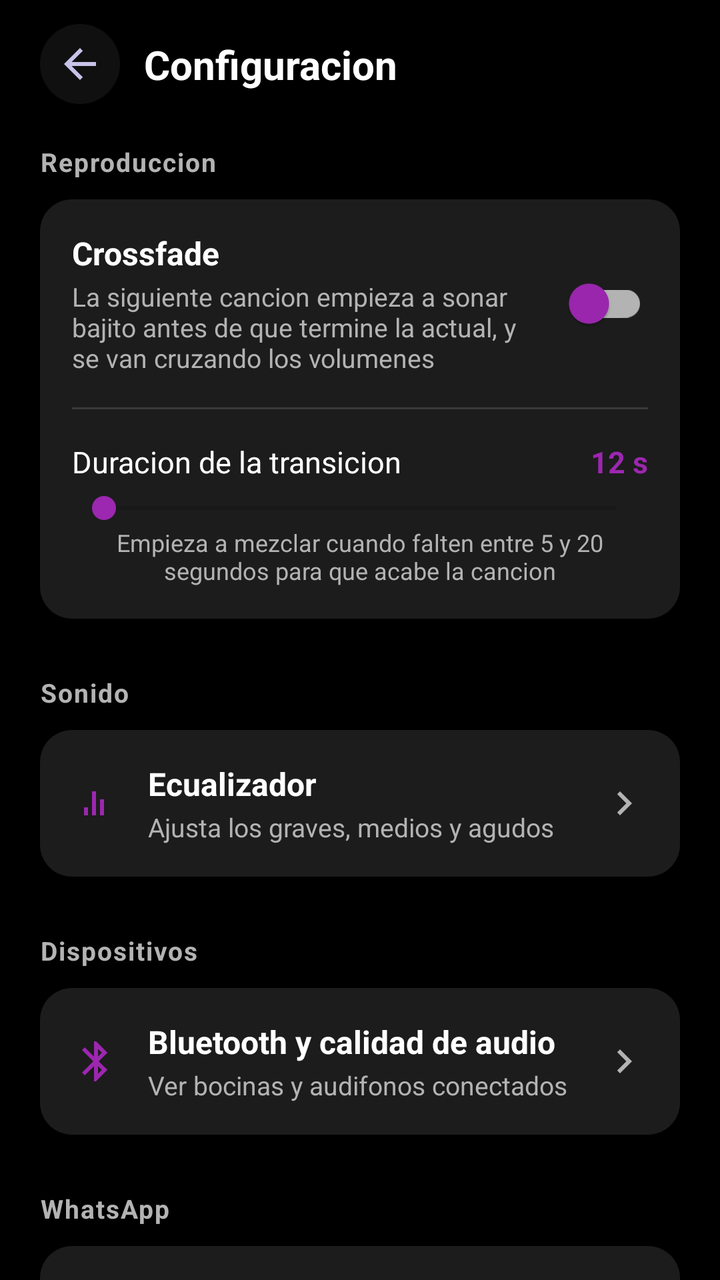
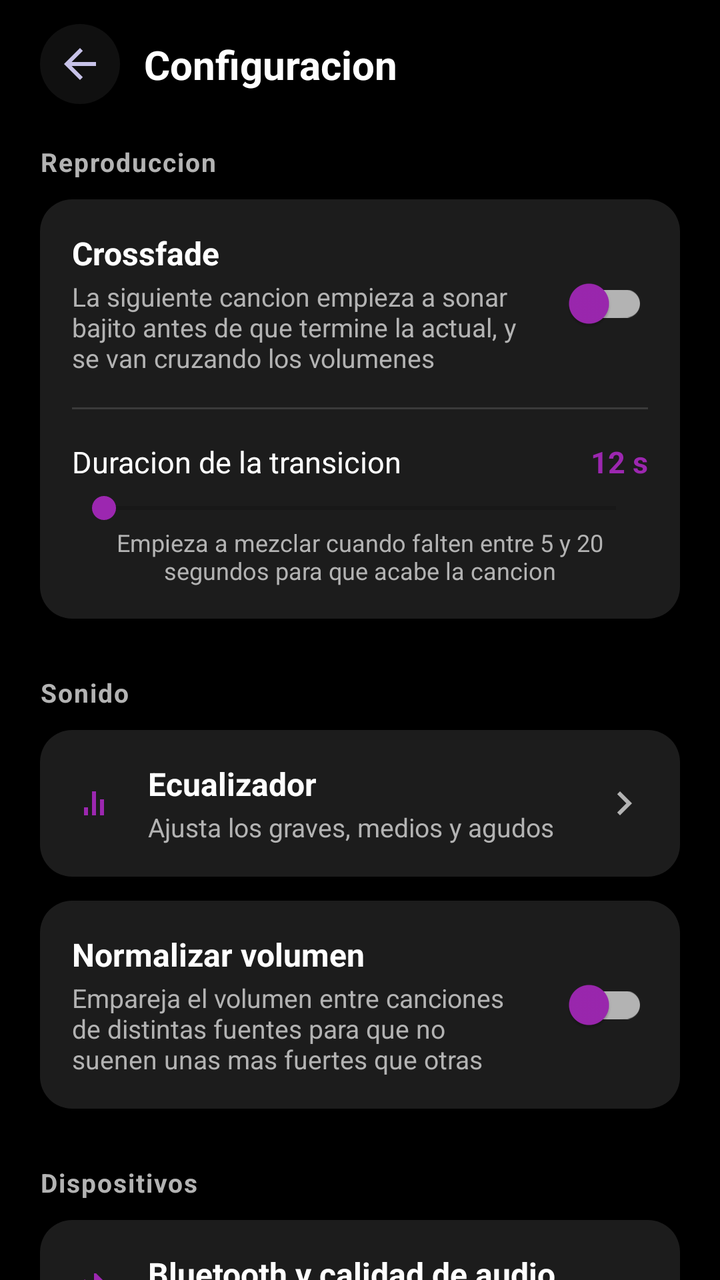

Two renders of the same Android screen: before a commit and after it. Below are the layout's source before the change and the commit's diff.
<!-- AndroidManifest.xml: activity theme Theme.MP_3 -->
<!-- res/layout/activity_settings.xml -->
<?xml version="1.0" encoding="utf-8"?>
<androidx.constraintlayout.widget.ConstraintLayout
    xmlns:android="http://schemas.android.com/apk/res/android"
    xmlns:app="http://schemas.android.com/apk/res-auto"
    xmlns:tools="http://schemas.android.com/tools"
    android:id="@+id/rootSettingsLayout"
    android:layout_width="match_parent"
    android:layout_height="match_parent"
    android:background="@color/background_dark"
    android:fitsSystemWindows="true"
    tools:context=".SettingsActivity">

    <ImageButton
        android:id="@+id/btnBack"
        android:layout_width="40dp"
        android:layout_height="40dp"
        android:layout_marginTop="12dp"
        android:layout_marginStart="20dp"
        android:background="@drawable/bg_icon_button_circle"
        android:contentDescription="Regresar"
        android:padding="8dp"
        android:src="@drawable/ic_arrow_back"
        app:layout_constraintTop_toTopOf="parent"
        app:layout_constraintStart_toStartOf="parent" />

    <TextView
        android:id="@+id/tvSettingsTitle"
        android:layout_width="0dp"
        android:layout_height="wrap_content"
        android:layout_marginStart="12dp"
        android:text="Configuracion"
        android:textColor="@color/text_primary_light"
        android:textSize="20sp"
        android:textStyle="bold"
        app:layout_constraintTop_toTopOf="@id/btnBack"
        app:layout_constraintBottom_toBottomOf="@id/btnBack"
        app:layout_constraintStart_toEndOf="@id/btnBack"
        app:layout_constraintEnd_toEndOf="parent" />

    <androidx.core.widget.NestedScrollView
        android:layout_width="0dp"
        android:layout_height="0dp"
        android:clipToPadding="false"
        android:paddingBottom="24dp"
        app:layout_constraintTop_toBottomOf="@id/btnBack"
        app:layout_constraintBottom_toBottomOf="parent"
        app:layout_constraintStart_toStartOf="parent"
        app:layout_constraintEnd_toEndOf="parent">

        <LinearLayout
            android:layout_width="match_parent"
            android:layout_height="wrap_content"
            android:orientation="vertical"
            android:paddingHorizontal="20dp"
            android:paddingTop="20dp">

            <TextView
                android:layout_width="wrap_content"
                android:layout_height="wrap_content"
                android:layout_marginBottom="10dp"
                android:text="Reproduccion"
                android:textColor="@color/text_secondary_light"
                android:textSize="13sp"
                android:textStyle="bold"
                android:letterSpacing="0.05" />

            <LinearLayout
                android:layout_width="match_parent"
                android:layout_height="wrap_content"
                android:orientation="vertical"
                android:background="@drawable/bg_item_song"
                android:padding="16dp">

                <LinearLayout
                    android:layout_width="match_parent"
                    android:layout_height="wrap_content"
                    android:orientation="horizontal"
                    android:gravity="center_vertical">

                    <LinearLayout
                        android:layout_width="0dp"
                        android:layout_height="wrap_content"
                        android:layout_weight="1"
                        android:orientation="vertical">

                        <TextView
                            android:layout_width="wrap_content"
                            android:layout_height="wrap_content"
                            android:text="Crossfade"
                            android:textColor="@color/text_primary_light"
                            android:textSize="16sp"
                            android:textStyle="bold" />

                        <TextView
                            android:layout_width="wrap_content"
                            android:layout_height="wrap_content"
                            android:layout_marginTop="2dp"
                            android:text="La siguiente cancion empieza a sonar bajito antes de que termine la actual, y se van cruzando los volumenes"
                            android:textColor="@color/text_secondary_light"
                            android:textSize="13sp" />

                    </LinearLayout>

                    <com.google.android.material.switchmaterial.SwitchMaterial
                        android:id="@+id/switchCrossfade"
                        android:layout_width="wrap_content"
                        android:layout_height="wrap_content"
                        android:layout_marginStart="12dp"
                        app:thumbTint="@color/spotify_green"
                        app:trackTint="@color/spotify_gray" />

                </LinearLayout>

                <View
                    android:layout_width="match_parent"
                    android:layout_height="1dp"
                    android:layout_marginVertical="16dp"
                    android:background="#22FFFFFF" />

                <LinearLayout
                    android:id="@+id/groupCrossfadeDuration"
                    android:layout_width="match_parent"
                    android:layout_height="wrap_content"
                    android:orientation="vertical">

                    <LinearLayout
                        android:layout_width="match_parent"
                        android:layout_height="wrap_content"
                        android:orientation="horizontal">

                        <TextView
                            android:layout_width="0dp"
                            android:layout_height="wrap_content"
                            android:layout_weight="1"
                            android:text="Duracion de la transicion"
                            android:textColor="@color/text_primary_light"
                            android:textSize="15sp" />

                        <TextView
                            android:id="@+id/tvCrossfadeSeconds"
                            android:layout_width="wrap_content"
                            android:layout_height="wrap_content"
                            android:text="12 s"
                            android:textColor="@color/spotify_green"
                            android:textSize="15sp"
                            android:textStyle="bold" />

                    </LinearLayout>

                    <SeekBar
                        android:id="@+id/seekCrossfadeSeconds"
                        android:layout_width="match_parent"
                        android:layout_height="wrap_content"
                        android:layout_marginTop="4dp"
                        android:max="15"
                        android:progressTint="@color/spotify_green"
                        android:thumbTint="@color/spotify_green" />

                    <TextView
                        android:layout_width="match_parent"
                        android:layout_height="wrap_content"
                        android:gravity="center"
                        android:text="Empieza a mezclar cuando falten entre 5 y 20 segundos para que acabe la cancion"
                        android:textColor="@color/text_secondary_light"
                        android:textSize="12sp" />

                </LinearLayout>

            </LinearLayout>

            <TextView
                android:layout_width="wrap_content"
                android:layout_height="wrap_content"
                android:layout_marginTop="28dp"
                android:layout_marginBottom="10dp"
                android:text="Sonido"
                android:textColor="@color/text_secondary_light"
                android:textSize="13sp"
                android:textStyle="bold"
                android:letterSpacing="0.05" />

            <LinearLayout
                android:id="@+id/rowEqualizer"
                android:layout_width="match_parent"
                android:layout_height="wrap_content"
                android:orientation="horizontal"
                android:gravity="center_vertical"
                android:background="@drawable/bg_item_song"
                android:clickable="true"
                android:focusable="true"
                android:padding="16dp">

                <ImageView
                    android:layout_width="24dp"
                    android:layout_height="24dp"
                    android:src="@drawable/ic_equalizer"
                    android:contentDescription="Ecualizador" />

                <LinearLayout
                    android:layout_width="0dp"
                    android:layout_height="wrap_content"
                    android:layout_weight="1"
                    android:layout_marginStart="14dp"
                    android:orientation="vertical">

                    <TextView
                        android:layout_width="wrap_content"
                        android:layout_height="wrap_content"
                        android:text="Ecualizador"
                        android:textColor="@color/text_primary_light"
                        android:textSize="16sp"
                        android:textStyle="bold" />

                    <TextView
                        android:layout_width="wrap_content"
                        android:layout_height="wrap_content"
                        android:layout_marginTop="2dp"
                        android:text="Ajusta los graves, medios y agudos"
                        android:textColor="@color/text_secondary_light"
                        android:textSize="13sp" />

                </LinearLayout>

                <ImageView
                    android:layout_width="24dp"
                    android:layout_height="24dp"
                    android:src="@drawable/ic_chevron_right"
                    android:contentDescription="Abrir" />

            </LinearLayout>

            <TextView
                android:layout_width="wrap_content"
                android:layout_height="wrap_content"
                android:layout_marginTop="28dp"
                android:layout_marginBottom="10dp"
                android:text="Dispositivos"
                android:textColor="@color/text_secondary_light"
                android:textSize="13sp"
                android:textStyle="bold"
                android:letterSpacing="0.05" />

            <LinearLayout
                android:id="@+id/rowBluetooth"
                android:layout_width="match_parent"
                android:layout_height="wrap_content"
                android:orientation="horizontal"
                android:gravity="center_vertical"
                android:background="@drawable/bg_item_song"
                android:clickable="true"
                android:focusable="true"
                android:padding="16dp">

                <ImageView
                    android:layout_width="24dp"
                    android:layout_height="24dp"
                    android:src="@drawable/ic_bluetooth"
                    android:contentDescription="Bluetooth" />

                <LinearLayout
                    android:layout_width="0dp"
                    android:layout_height="wrap_content"
                    android:layout_weight="1"
                    android:layout_marginStart="14dp"
                    android:orientation="vertical">

                    <TextView
                        android:layout_width="wrap_content"
                        android:layout_height="wrap_content"
                        android:text="Bluetooth y calidad de audio"
                        android:textColor="@color/text_primary_light"
                        android:textSize="16sp"
                        android:textStyle="bold" />

                    <TextView
                        android:id="@+id/tvBluetoothSummary"
                        android:layout_width="wrap_content"
                        android:layout_height="wrap_content"
                        android:layout_marginTop="2dp"
                        android:text="Ver bocinas y audifonos conectados"
                        android:textColor="@color/text_secondary_light"
                        android:textSize="13sp" />

                </LinearLayout>

                <ImageView
                    android:layout_width="24dp"
                    android:layout_height="24dp"
                    android:src="@drawable/ic_chevron_right"
                    android:contentDescription="Abrir" />

            </LinearLayout>

            <TextView
                android:layout_width="wrap_content"
                android:layout_height="wrap_content"
                android:layout_marginTop="28dp"
                android:layout_marginBottom="10dp"
                android:text="WhatsApp"
                android:textColor="@color/text_secondary_light"
                android:textSize="13sp"
                android:textStyle="bold"
                android:letterSpacing="0.05" />

            <LinearLayout
                android:layout_width="match_parent"
                android:layout_height="wrap_content"
                android:orientation="vertical"
                android:background="@drawable/bg_item_song"
                android:padding="16dp">

                <LinearLayout
                    android:layout_width="match_parent"
                    android:layout_height="wrap_content"
                    android:orientation="horizontal"
                    android:gravity="center_vertical">

                    <LinearLayout
                        android:layout_width="0dp"
                        android:layout_height="wrap_content"
                        android:layout_weight="1"
                        android:orientation="vertical">

                        <TextView
                            android:layout_width="wrap_content"
                            android:layout_height="wrap_content"
                            android:text="Leer mensajes en los audifonos"
                            android:textColor="@color/text_primary_light"
                            android:textSize="16sp"
                            android:textStyle="bold" />

                        <TextView
                            android:layout_width="wrap_content"
                            android:layout_height="wrap_content"
                            android:layout_marginTop="2dp"
                            android:text="Si llega un mensaje de WhatsApp y tienes bocina o audifonos Bluetooth conectados, se lee en voz alta"
                            android:textColor="@color/text_secondary_light"
                            android:textSize="13sp" />

                    </LinearLayout>

                    <com.google.android.material.switchmaterial.SwitchMaterial
                        android:id="@+id/switchWhatsappReading"
                        android:layout_width="wrap_content"
                        android:layout_height="wrap_content"
                        android:layout_marginStart="12dp"
                        app:thumbTint="@color/spotify_green"
                        app:trackTint="@color/spotify_gray" />

                </LinearLayout>

                <View
                    android:layout_width="match_parent"
                    android:layout_height="1dp"
                    android:layout_marginVertical="16dp"
                    android:background="#22FFFFFF" />

                <LinearLayout
                    android:id="@+id/rowVoicePicker"
                    android:layout_width="match_parent"
                    android:layout_height="wrap_content"
                    android:orientation="horizontal"
                    android:gravity="center_vertical"
                    android:clickable="true"
                    android:focusable="true">

                    <ImageView
                        android:layout_width="24dp"
                        android:layout_height="24dp"
                        android:src="@drawable/ic_mic"
                        android:contentDescription="Voz de lectura" />

                    <LinearLayout
                        android:layout_width="0dp"
                        android:layout_height="wrap_content"
                        android:layout_weight="1"
                        android:layout_marginStart="14dp"
                        android:orientation="vertical">

                        <TextView
                            android:layout_width="wrap_content"
                            android:layout_height="wrap_content"
                            android:text="Voz de lectura"
                            android:textColor="@color/text_primary_light"
                            android:textSize="15sp" />

                        <TextView
                            android:id="@+id/tvVoiceSummary"
                            android:layout_width="wrap_content"
                            android:layout_height="wrap_content"
                            android:layout_marginTop="2dp"
                            android:text="Voz predeterminada del sistema"
                            android:textColor="@color/text_secondary_light"
                            android:textSize="13sp" />

                    </LinearLayout>

                    <ImageView
                        android:layout_width="24dp"
                        android:layout_height="24dp"
                        android:src="@drawable/ic_chevron_right"
                        android:contentDescription="Abrir" />

                </LinearLayout>

                <View
                    android:layout_width="match_parent"
                    android:layout_height="1dp"
                    android:layout_marginVertical="16dp"
                    android:background="#22FFFFFF" />

                <LinearLayout
                    android:id="@+id/rowNotificationAccess"
                    android:layout_width="match_parent"
                    android:layout_height="wrap_content"
                    android:orientation="horizontal"
                    android:gravity="center_vertical"
                    android:clickable="true"
                    android:focusable="true">

                    <ImageView
                        android:layout_width="24dp"
                        android:layout_height="24dp"
                        android:src="@drawable/ic_chat"
                        android:contentDescription="Acceso a notificaciones" />

                    <LinearLayout
                        android:layout_width="0dp"
                        android:layout_height="wrap_content"
                        android:layout_weight="1"
                        android:layout_marginStart="14dp"
                        android:orientation="vertical">

                        <TextView
                            android:layout_width="wrap_content"
                            android:layout_height="wrap_content"
                            android:text="Acceso a notificaciones"
                            android:textColor="@color/text_primary_light"
                            android:textSize="15sp" />

                        <TextView
                            android:id="@+id/tvNotificationAccessStatus"
                            android:layout_width="wrap_content"
                            android:layout_height="wrap_content"
                            android:layout_marginTop="2dp"
                            android:text="Verificando..."
                            android:textColor="@color/text_secondary_light"
                            android:textSize="13sp" />

                    </LinearLayout>

                    <ImageView
                        android:layout_width="24dp"
                        android:layout_height="24dp"
                        android:src="@drawable/ic_chevron_right"
                        android:contentDescription="Abrir" />

                </LinearLayout>

            </LinearLayout>

            <TextView
                android:layout_width="wrap_content"
                android:layout_height="wrap_content"
                android:layout_marginTop="28dp"
                android:layout_marginBottom="10dp"
                android:text="Letras y caratulas"
                android:textColor="@color/text_secondary_light"
                android:textSize="13sp"
                android:textStyle="bold"
                android:letterSpacing="0.05" />

            <LinearLayout
                android:id="@+id/rowDownloadLyrics"
                android:layout_width="match_parent"
                android:layout_height="wrap_content"
                android:orientation="horizontal"
                android:gravity="center_vertical"
                android:background="@drawable/bg_item_song"
                android:clickable="true"
                android:focusable="true"
                android:padding="16dp">

                <ImageView
                    android:layout_width="24dp"
                    android:layout_height="24dp"
                    android:src="@drawable/ic_lyrics"
                    android:contentDescription="Letras y caratulas" />

                <LinearLayout
                    android:layout_width="0dp"
                    android:layout_height="wrap_content"
                    android:layout_weight="1"
                    android:layout_marginStart="14dp"
                    android:orientation="vertical">

                    <TextView
                        android:layout_width="wrap_content"
                        android:layout_height="wrap_content"
                        android:text="Descargar letras y caratulas"
                        android:textColor="@color/text_primary_light"
                        android:textSize="16sp"
                        android:textStyle="bold" />

                    <TextView
                        android:id="@+id/tvDownloadLyricsSummary"
                        android:layout_width="wrap_content"
                        android:layout_height="wrap_content"
                        android:layout_marginTop="2dp"
                        android:text="Busca y guarda la letra y la caratula de cada cancion que reconozca"
                        android:textColor="@color/text_secondary_light"
                        android:textSize="13sp" />

                </LinearLayout>

                <ProgressBar
                    android:id="@+id/progressDownloadLyrics"
                    style="?android:attr/progressBarStyleSmall"
                    android:layout_width="24dp"
                    android:layout_height="24dp"
                    android:visibility="gone" />

            </LinearLayout>

        </LinearLayout>

    </androidx.core.widget.NestedScrollView>

</androidx.constraintlayout.widget.ConstraintLayout>
<!-- resources referenced by this layout -->
<resources>
  <color name="background_dark">#000000</color>
  <color name="spotify_gray">#B3B3B3</color>
  <color name="spotify_green">#9C27B0</color>
  <color name="text_primary_light">#FFFFFF</color>
  <color name="text_secondary_light">#B3B3B3</color>
  <!-- drawable bg_icon_button_circle (drawable) -->
  <?xml version="1.0" encoding="utf-8"?>
  <shape xmlns:android="http://schemas.android.com/apk/res/android"
      android:shape="oval">
      <solid android:color="@color/surface_dark" />
  </shape>
  <!-- drawable ic_arrow_back (drawable) -->
  <vector xmlns:android="http://schemas.android.com/apk/res/android"
      android:width="24dp"
      android:height="24dp"
      android:viewportWidth="24"
      android:viewportHeight="24">
      <path
          android:fillColor="#C7C2E8"
          android:pathData="M20,11H7.83l5.59,-5.59L12,4l-8,8 8,8 1.41,-1.41L7.83,13H20v-2z" />
  </vector>
  <!-- drawable ic_bluetooth (drawable) -->
  <vector xmlns:android="http://schemas.android.com/apk/res/android"
      android:width="24dp"
      android:height="24dp"
      android:viewportWidth="24"
      android:viewportHeight="24">
      <path
          android:fillColor="#9C27B0"
          android:pathData="M17.71,7.71L12,2h-1v7.59L6.41,5L5,6.41L10.59,12L5,17.59L6.41,19L11,14.41V22h1l5.71,-5.71l-4.3,-4.29l4.3,-4.29zM13,5.83l1.88,1.88L13,9.59V5.83zM13,14.41l1.88,1.88L13,18.17v-3.76z" />
  </vector>
  <!-- drawable ic_chat (drawable) -->
  <vector xmlns:android="http://schemas.android.com/apk/res/android"
      android:width="24dp"
      android:height="24dp"
      android:viewportWidth="24"
      android:viewportHeight="24">
      <path
          android:fillColor="#9C27B0"
          android:pathData="M20,2H4c-1.1,0 -2,0.9 -2,2v18l4,-4h14c1.1,0 2,-0.9 2,-2V4c0,-1.1 -0.9,-2 -2,-2zM6,9h12v2H6V9zM14,14H6v-2h8v2zM18,8H6V6h12v2z" />
  </vector>
  <!-- drawable ic_chevron_right (drawable) -->
  <vector xmlns:android="http://schemas.android.com/apk/res/android"
      android:width="24dp"
      android:height="24dp"
      android:viewportWidth="24"
      android:viewportHeight="24">
      <path
          android:fillColor="#B3B3B3"
          android:pathData="M8.59,16.59L13.17,12L8.59,7.41L10,6l6,6l-6,6z" />
  </vector>
  <!-- drawable ic_equalizer (drawable) -->
  <vector xmlns:android="http://schemas.android.com/apk/res/android"
      android:width="24dp"
      android:height="24dp"
      android:viewportWidth="24"
      android:viewportHeight="24">
      <path
          android:fillColor="#9C27B0"
          android:pathData="M6,18h2v-4H6v4zM10,18h2V6h-2v12zM14,18h2v-8h-2v8z" />
  </vector>
  <!-- drawable ic_lyrics (drawable) -->
  <vector xmlns:android="http://schemas.android.com/apk/res/android"
      android:width="24dp"
      android:height="24dp"
      android:viewportWidth="24"
      android:viewportHeight="24">
      <path
          android:fillColor="#C7C2E8"
          android:pathData="M4,4h16v2H4V4zM4,8h10v2H4V8zM4,12h16v2H4v-2zM4,16h10v2H4v-2z" />
  </vector>
  <!-- drawable ic_mic (drawable) -->
  <vector xmlns:android="http://schemas.android.com/apk/res/android"
      android:width="24dp"
      android:height="24dp"
      android:viewportWidth="24"
      android:viewportHeight="24">
      <path
          android:fillColor="#C7C2E8"
          android:pathData="M12,14c1.66,0 3,-1.34 3,-3L15,5c0,-1.66 -1.34,-3 -3,-3S9,3.34 9,5v6c0,1.66 1.34,3 3,3zM17.3,11c0,3 -2.54,5.1 -5.3,5.1S6.7,14 6.7,11L5,11c0,3.41 2.72,6.23 6,6.72L11,21h2v-3.28c3.28,-0.48 6,-3.3 6,-6.72h-1.7z" />
  </vector>
  <color name="surface_dark">#101010</color>
  <color name="purple_dark">#1C1C1C</color>
  <color name="purple_primary">#9C27B0</color>
  <color name="white">#FFFFFF</color>
  <color name="blue_primary">#9C27B0</color>
  <color name="blue_dark">#0A0A0A</color>
  <!-- unchanged entries left out for length: 2 -->
</resources>

<!-- the commit's change to res/layout/activity_settings.xml (unified diff, before → after) -->
@@ -229,6 +229,49 @@
 
             </LinearLayout>
 
+            <LinearLayout
+                android:layout_width="match_parent"
+                android:layout_height="wrap_content"
+                android:layout_marginTop="12dp"
+                android:orientation="horizontal"
+                android:gravity="center_vertical"
+                android:background="@drawable/bg_item_song"
+                android:padding="16dp">
+
+                <LinearLayout
+                    android:layout_width="0dp"
+                    android:layout_height="wrap_content"
+                    android:layout_weight="1"
+                    android:orientation="vertical">
+
+                    <TextView
+                        android:layout_width="wrap_content"
+                        android:layout_height="wrap_content"
+                        android:text="Normalizar volumen"
+                        android:textColor="@color/text_primary_light"
+                        android:textSize="16sp"
+                        android:textStyle="bold" />
+
+                    <TextView
+                        android:layout_width="wrap_content"
+                        android:layout_height="wrap_content"
+                        android:layout_marginTop="2dp"
+                        android:text="Empareja el volumen entre canciones de distintas fuentes para que no suenen unas mas fuertes que otras"
+                        android:textColor="@color/text_secondary_light"
+                        android:textSize="13sp" />
+
+                </LinearLayout>
+
+                <com.google.android.material.switchmaterial.SwitchMaterial
+                    android:id="@+id/switchVolumeNormalization"
+                    android:layout_width="wrap_content"
+                    android:layout_height="wrap_content"
+                    android:layout_marginStart="12dp"
+                    app:thumbTint="@color/spotify_green"
+                    app:trackTint="@color/spotify_gray" />
+
+            </LinearLayout>
+
             <TextView
                 android:layout_width="wrap_content"
                 android:layout_height="wrap_content"
